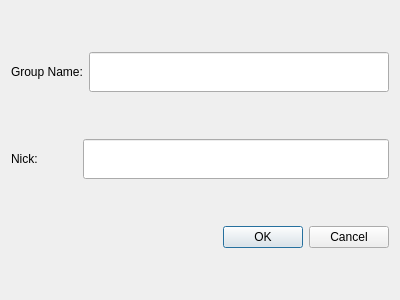
Above: Widgets/FrmGroupChat/DlgJoinGroupChat.ui from KangLin/RabbitIm before the change. Below: the same form after it.
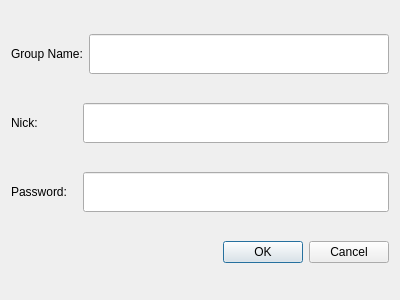
That is the form after the change.

Diff of the .ui file:
```diff
--- a/Widgets/FrmGroupChat/DlgJoinGroupChat.ui
+++ b/Widgets/FrmGroupChat/DlgJoinGroupChat.ui
@@ -87,6 +87,45 @@
     </layout>
    </item>
    <item row="2" column="0">
+    <layout class="QHBoxLayout" name="horizontalLayout_3">
+     <item>
+      <widget class="QLabel" name="label_3">
+       <property name="sizePolicy">
+        <sizepolicy hsizetype="Preferred" vsizetype="Fixed">
+         <horstretch>0</horstretch>
+         <verstretch>0</verstretch>
+        </sizepolicy>
+       </property>
+       <property name="minimumSize">
+        <size>
+         <width>66</width>
+         <height>0</height>
+        </size>
+       </property>
+       <property name="maximumSize">
+        <size>
+         <width>16777215</width>
+         <height>40</height>
+        </size>
+       </property>
+       <property name="text">
+        <string>Password:</string>
+       </property>
+      </widget>
+     </item>
+     <item>
+      <widget class="QLineEdit" name="txtPassword">
+       <property name="maximumSize">
+        <size>
+         <width>16777215</width>
+         <height>40</height>
+        </size>
+       </property>
+      </widget>
+     </item>
+    </layout>
+   </item>
+   <item row="3" column="0">
     <widget class="QDialogButtonBox" name="buttonBox">
      <property name="orientation">
       <enum>Qt::Horizontal</enum>
```
Left out of the diff: 16 changed lines with no effect on the pictures.
